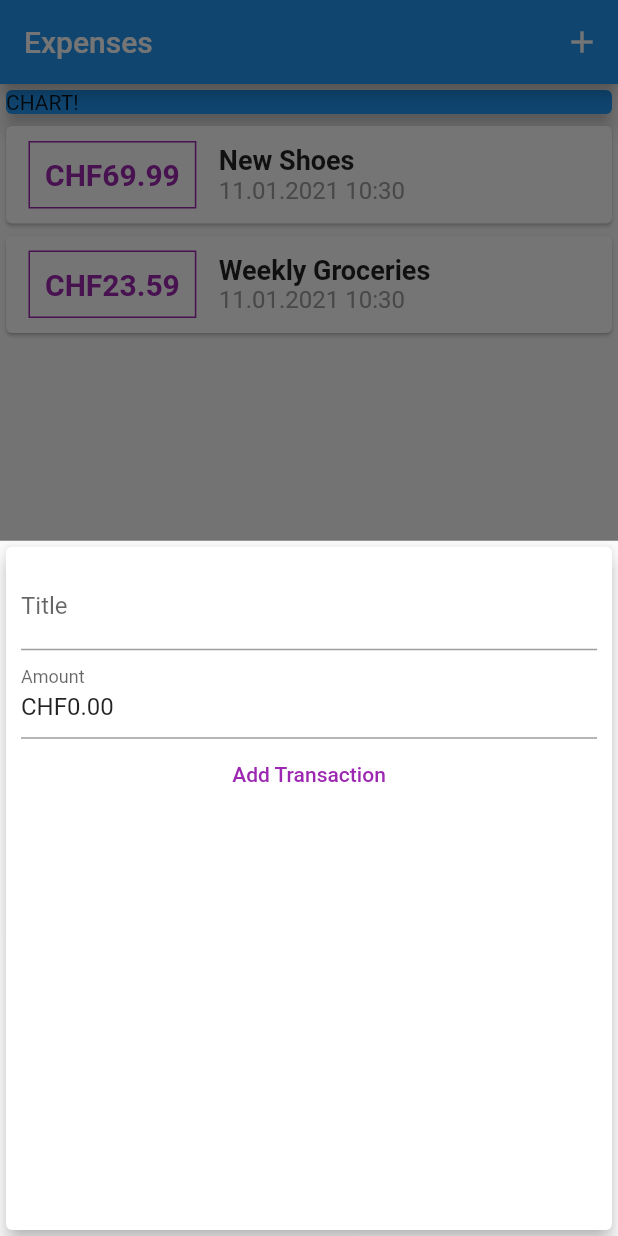
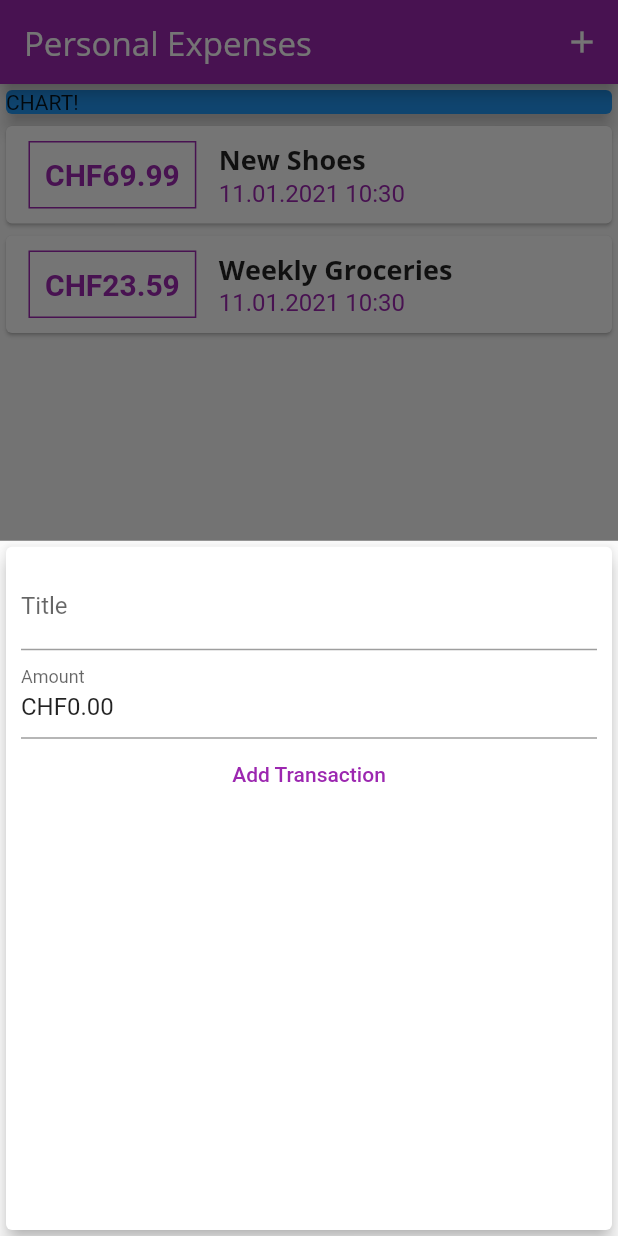
Before and after one commit to gerdreiss/learning-flutter, a Flutter app: the screen it shows after launch, after a tap on the "add" icon, on a phone screen of 412 x 824 dp. Run offline on Flutter 3.47's test engine with Material 2 defaults, Android fonts, the phone set to English and light mode, and no system bars; our stand-ins replace flutter_masked_text.

Commit message:
Flutter & Dart - The Complete Guide: expenses app, styling using themes

```diff
--- a/udemy/flutter_dart_complete_guide/expenses_app/lib/main.dart
+++ b/udemy/flutter_dart_complete_guide/expenses_app/lib/main.dart
@@ -10,7 +10,27 @@ class MyApp extends StatelessWidget {
   @override
   Widget build(BuildContext context) {
     return MaterialApp(
-      title: 'Expenses',
+      title: 'Personal Expenses',
+      theme: ThemeData(
+        primarySwatch: Colors.purple,
+        accentColor: Colors.amber,
+        fontFamily: 'Quicksand',
+        textTheme: ThemeData.light().textTheme.copyWith(
+              headline6: TextStyle(
+                fontFamily: 'OpenSans',
+                fontWeight: FontWeight.bold,
+                fontSize: 18,
+              ),
+            ),
+        appBarTheme: AppBarTheme(
+          textTheme: ThemeData.light().textTheme.copyWith(
+                headline6: TextStyle(
+                  fontFamily: 'OpenSans',
+                  fontSize: 22,
+                ),
+              ),
+        ),
+      ),
       home: MyHomePage(),
     );
   }
@@ -66,7 +86,7 @@ class _MyHomePageState extends State<MyHomePage> {
   Widget build(BuildContext context) {
     return Scaffold(
       appBar: AppBar(
-        title: Text('Expenses'),
+        title: Text('Personal Expenses'),
         actions: [
           IconButton(
             icon: Icon(Icons.add),
--- a/udemy/flutter_dart_complete_guide/expenses_app/lib/widgets/new_transaction.dart
+++ b/udemy/flutter_dart_complete_guide/expenses_app/lib/widgets/new_transaction.dart
@@ -50,7 +50,7 @@ class _NewTransactionState extends State<NewTransaction> {
             ),
             FlatButton(
               child: Text('Add Transaction'),
-              textColor: Colors.purple,
+              textColor: Theme.of(context).primaryColor,
               onPressed: submitNewTransaction,
             )
           ],
--- a/udemy/flutter_dart_complete_guide/expenses_app/lib/widgets/transaction_list.dart
+++ b/udemy/flutter_dart_complete_guide/expenses_app/lib/widgets/transaction_list.dart
@@ -12,8 +12,7 @@ class TransactionList extends StatelessWidget {
     return Container(
       height: 500,
       child: ListView.builder(
-        itemBuilder: (ctx, idx) {
-          return Card(
+        itemBuilder: (ctx, idx) => Card(
           child: Row(
             children: [
               Container(
@@ -23,7 +22,7 @@ class TransactionList extends StatelessWidget {
                 ),
                 decoration: BoxDecoration(
                   border: Border.all(
-                      color: Colors.purple,
+                    color: Theme.of(context).primaryColor,
                     width: 1,
                   ),
                 ),
@@ -33,7 +32,7 @@ class TransactionList extends StatelessWidget {
                   style: TextStyle(
                     fontWeight: FontWeight.bold,
                     fontSize: 20,
-                      color: Colors.purple,
+                    color: Theme.of(context).primaryColor,
                   ),
                 ),
               ),
@@ -42,15 +41,12 @@ class TransactionList extends StatelessWidget {
                 children: [
                   Text(
                     _transactions[idx].title,
-                      style: TextStyle(
-                        fontSize: 18,
-                        fontWeight: FontWeight.bold,
-                      ),
+                    style: Theme.of(context).textTheme.headline6,
                   ),
                   Text(
                     _transactions[idx].formattedDate(),
                     style: TextStyle(
-                        color: Colors.grey,
+                      color: Theme.of(context).primaryColor,
                       fontSize: 16,
                     ),
                   ),
@@ -58,8 +54,7 @@ class TransactionList extends StatelessWidget {
               )
             ],
           ),
-          );
-        },
+        ),
         itemCount: _transactions.length,
       ),
     );
```
Also changed, not shown: udemy/flutter_dart_complete_guide/expenses_app/pubspec.yaml (+13 -11 lines), udemy/flutter_dart_complete_guide/expenses_app/assets/fonts/OpenSans-Bold.ttf (added), udemy/flutter_dart_complete_guide/expenses_app/assets/fonts/OpenSans-Regular.ttf (added), udemy/flutter_dart_complete_guide/expenses_app/assets/fonts/Quicksand-Bold.ttf (added), udemy/flutter_dart_complete_guide/expenses_app/assets/fonts/Quicksand-Light.ttf (added), udemy/flutter_dart_complete_guide/expenses_app/assets/fonts/Quicksand-Medium.ttf (added), udemy/flutter_dart_complete_guide/expenses_app/assets/fonts/Quicksand-Regular.ttf (added). Lines whose indentation alone changed are shown as unchanged.
